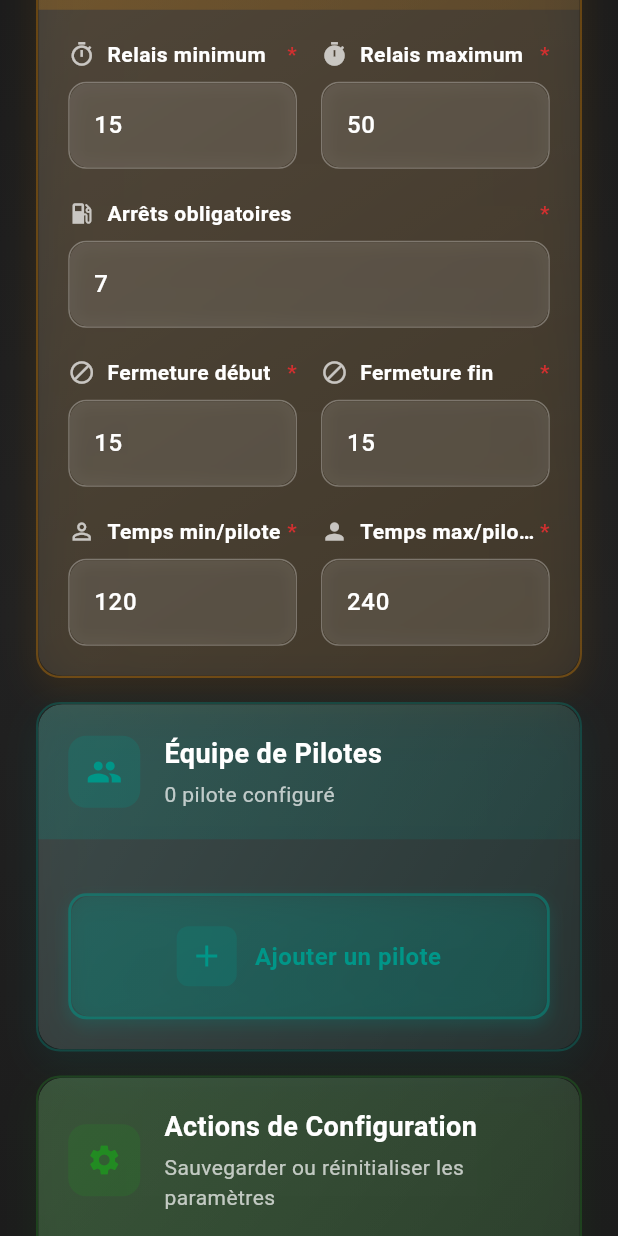
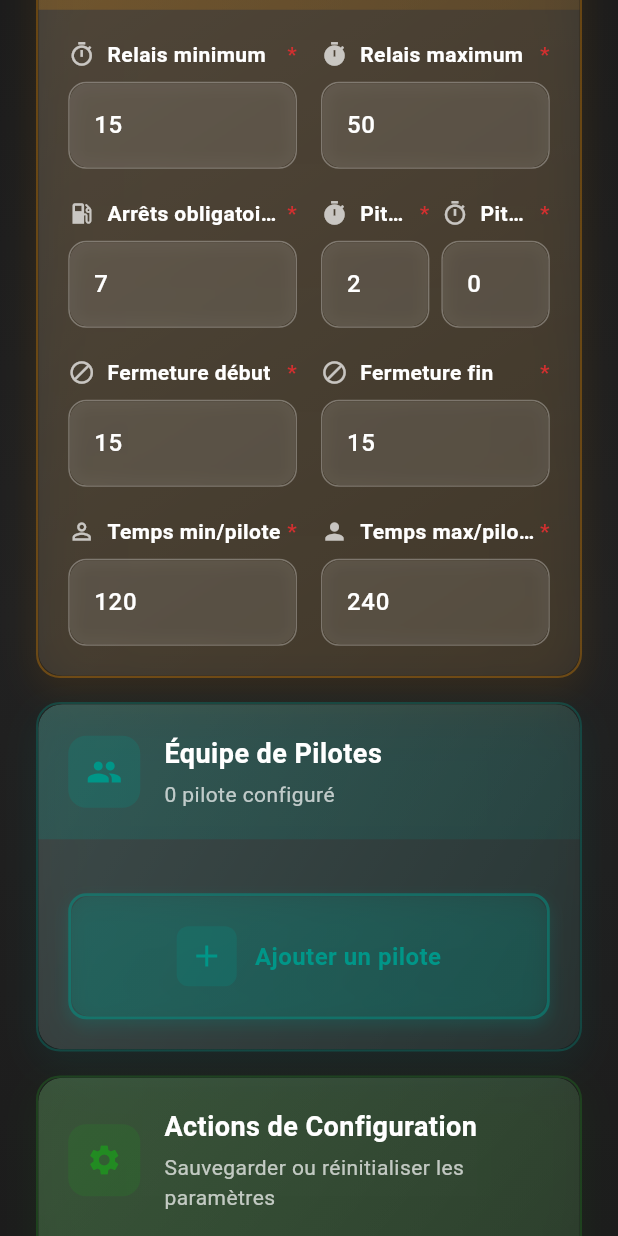
Before and after one commit to colloqueeuralens/KartingApp, a Flutter app: the KmrsStartPage screen opened directly with empty values, scrolled down 576 dp, on a phone screen of 412 x 824 dp. Run offline on Flutter 3.47's test engine with Material 3 defaults, Android fonts, the phone set to English and light mode, and no system bars; our stand-ins replace cloud_firestore, firebase_auth, firebase_core, hive_flutter, rxdart, shared_preferences; accounts and stored records are empty; generated files the repository leaves out were written again.

Commit message:
feat: Rendre pitstopFixDuration configurable via interface utilisateur
- Ajout de 2 inputs (minutes:secondes) pour configurer le temps fixe de pitstop
- Interface placée sur la même ligne que "Arrêts obligatoires"
- Valeur par défaut conservée à 2:00 pour rétrocompatibilité
- Validation des secondes (0-59) ajoutée
- Le calcul KMRS utilise maintenant la valeur saisie par l'utilisateur

🤖 Generated with Claude Code

Co-Authored-By: Claude <noreply@anthropic.com>

```diff
--- a/lib/widgets/kmrs/kmrs_start_page.dart
+++ b/lib/widgets/kmrs/kmrs_start_page.dart
@@ -45,6 +45,10 @@ class _KmrsStartPageState extends State<KmrsStartPage> {
   final _sessionNameController = TextEditingController();            // Nom de session
   final _trackNameController = TextEditingController();              // Nom du circuit
 
+  // Pitstop Fix Duration (mm:ss)
+  final _pitstopFixMinutesController = TextEditingController();      // Pitstop Fix - Minutes
+  final _pitstopFixSecondsController = TextEditingController();      // Pitstop Fix - Secondes
+
   // Race Duration comme dropdown (1-30 heures)
   double _raceDurationHours = 4.0;
   final List<double> _raceDurationOptions = List.generate(30, (index) => (index + 1).toDouble());
@@ -69,6 +73,10 @@ class _KmrsStartPageState extends State<KmrsStartPage> {
     // Controllers complémentaires
     _sessionNameController.dispose();
     _trackNameController.dispose();
+
+    // Controllers Pitstop Fix
+    _pitstopFixMinutesController.dispose();
+    _pitstopFixSecondsController.dispose();
     super.dispose();
   }
 
@@ -93,6 +101,10 @@ class _KmrsStartPageState extends State<KmrsStartPage> {
       _pitLaneClosedEndController.text = _config.pitLaneClosedEndMinutes.toString();
       _tempsRoulageMinController.text = _config.tempsRoulageMinPilote.toString();
       _tempsRoulageMaxController.text = _config.tempsRoulageMaxPilote.toString();
+
+      // Pitstop Fix Duration (mm:ss)
+      _pitstopFixMinutesController.text = _config.pitstopFixDuration.inMinutes.toString();
+      _pitstopFixSecondsController.text = (_config.pitstopFixDuration.inSeconds % 60).toString();
     } else {
       _config = RaceConfiguration.defaultConfig();
       await _initializeDefaultValues();
@@ -114,6 +126,10 @@ class _KmrsStartPageState extends State<KmrsStartPage> {
     _pitLaneClosedEndController.text = '15';      // 15 min fermé fin
     _tempsRoulageMinController.text = '120';      // 120 min minimum par pilote
     _tempsRoulageMaxController.text = '240';      // 240 min maximum par pilote
+
+    // Pitstop Fix Duration par défaut (02:00)
+    _pitstopFixMinutesController.text = '2';      // 2 minutes par défaut
+    _pitstopFixSecondsController.text = '0';      // 0 secondes par défaut
   }
 
   @override
@@ -289,8 +305,11 @@ class _KmrsStartPageState extends State<KmrsStartPage> {
         ),
         const SizedBox(height: 20),
 
-        // Arrêts obligatoires
-        GlassmorphismInputField(
+        // Arrêts obligatoires + Pitstop Fix Duration
+        Row(
+          children: [
+            Expanded(
+              child: GlassmorphismInputField(
                 label: 'Arrêts obligatoires',
                 controller: _requiredPitstopsController,
                 icon: Icons.local_gas_station,
@@ -298,6 +317,50 @@ class _KmrsStartPageState extends State<KmrsStartPage> {
                 inputType: TextInputType.number,
                 accentColor: Colors.orange,
                 inputFormatters: [FilteringTextInputFormatter.digitsOnly],
+              ),
+            ),
+            const SizedBox(width: 16),
+            Expanded(
+              child: Row(
+                children: [
+                  Expanded(
+                    flex: 2,
+                    child: GlassmorphismInputField(
+                      label: 'Pitstop Fix (min)',
+                      controller: _pitstopFixMinutesController,
+                      icon: Icons.timer,
+                      hint: '2',
+                      inputType: TextInputType.number,
+                      accentColor: Colors.orange,
+                      inputFormatters: [FilteringTextInputFormatter.digitsOnly],
+                    ),
+                  ),
+                  const SizedBox(width: 8),
+                  Expanded(
+                    flex: 2,
+                    child: GlassmorphismInputField(
+                      label: 'Pitstop Fix (sec)',
+                      controller: _pitstopFixSecondsController,
+                      icon: Icons.timer_outlined,
+                      hint: '00',
+                      inputType: TextInputType.number,
+                      accentColor: Colors.orange,
+                      inputFormatters: [FilteringTextInputFormatter.digitsOnly],
+                      validator: (value) {
+                        if (value != null && value.isNotEmpty) {
+                          final seconds = int.tryParse(value);
+                          if (seconds != null && (seconds < 0 || seconds > 59)) {
+                            return 'Secondes: 0-59';
+                          }
+                        }
+                        return null;
+                      },
+                    ),
+                  ),
+                ],
+              ),
+            ),
+          ],
         ),
         const SizedBox(height: 20),
 
@@ -748,7 +811,10 @@ class _KmrsStartPageState extends State<KmrsStartPage> {
         requiredPitstops: int.tryParse(_requiredPitstopsController.text) ?? 7,
         pitLaneClosedStartMinutes: int.tryParse(_pitLaneClosedStartController.text) ?? 15,
         pitLaneClosedEndMinutes: int.tryParse(_pitLaneClosedEndController.text) ?? 15,
-        pitstopFixDuration: const Duration(minutes: 2), // Valeur fixe par défaut
+        pitstopFixDuration: Duration(
+          minutes: int.tryParse(_pitstopFixMinutesController.text) ?? 2,
+          seconds: int.tryParse(_pitstopFixSecondsController.text) ?? 0,
+        ), // Valeur configurable par l'utilisateur
         tempsRoulageMinPilote: int.tryParse(_tempsRoulageMinController.text) ?? 120,
         tempsRoulageMaxPilote: int.tryParse(_tempsRoulageMaxController.text) ?? 240,
 
```
Lines whose indentation alone changed are shown as unchanged.
